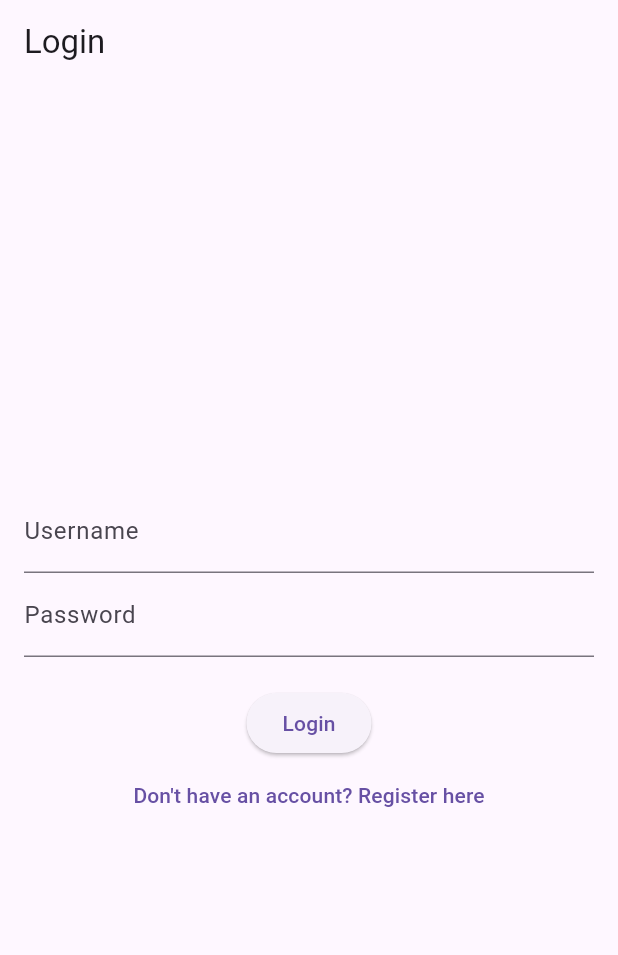
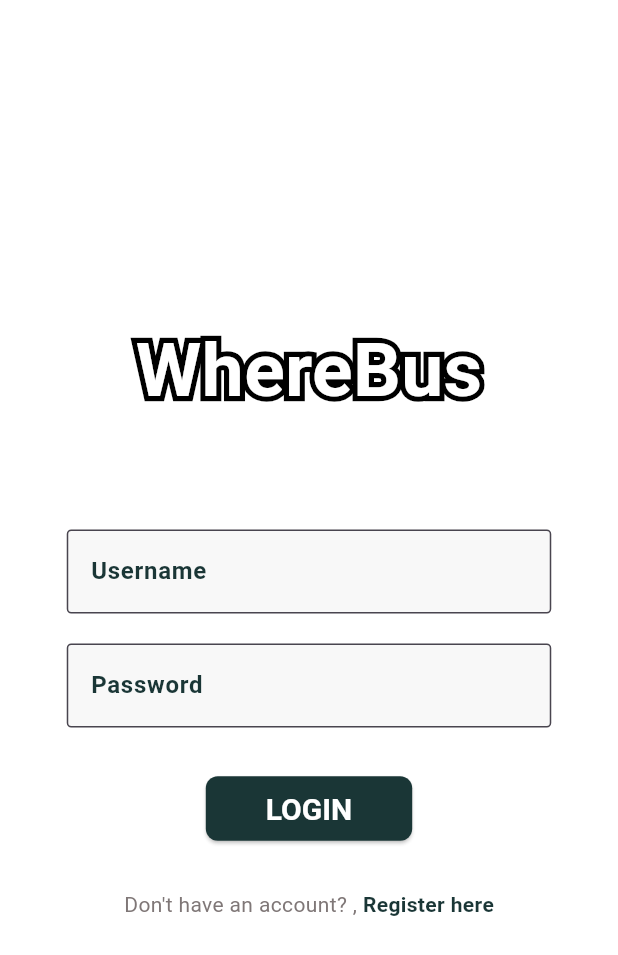
Before and after one commit to Paxius025/WhereBus_app, a Flutter app: the screen it shows after launch, on a phone screen of 412 x 824 dp. Shown: the top 955 px of the screen. Run offline on Flutter 3.47's test engine with Material 3 defaults, Android fonts, the phone set to English and light mode, and no system bars; drawn by our look-alikes of stroke_text; our stand-ins replace flutter_map, geolocator, latlong2.

Commit message:
style login page

```diff
--- a/lib/screens/login_screen.dart
+++ b/lib/screens/login_screen.dart
@@ -2,6 +2,7 @@ import 'package:flutter/material.dart';
 import 'package:wherebus_app/services/api_service.dart';
 import 'package:wherebus_app/screens/main_screen.dart';
 import 'package:wherebus_app/screens/register_screen.dart'; // Import Register Screen
+import 'package:stroke_text/stroke_text.dart'; // Import stroke_text เพื่อใช้สร้างกรอบตัวอักษร
 
 class LoginScreen extends StatefulWidget {
   const LoginScreen({super.key});
@@ -31,15 +32,13 @@ class _LoginScreenState extends State<LoginScreen> {
       );
 
       if (response['status'] == 'success') {
-        // ตรวจสอบค่า role ว่าเป็น driver หรือ user
         String role = response['role'];
 
-        // แสดง MainScreen ตาม role ที่ได้รับจาก API
         Navigator.pushReplacement(
           context,
           MaterialPageRoute(
             builder: (context) => MainScreen(
-              role: role, // ส่ง role ที่ได้รับไปยัง MainScreen
+              role: role,
               userId: response['user_id'],
               username: _usernameController.text,
             ),
@@ -64,27 +63,85 @@ class _LoginScreenState extends State<LoginScreen> {
   @override
   Widget build(BuildContext context) {
     return Scaffold(
-      appBar: AppBar(title: const Text('Login')),
-      body: Padding(
-        padding: const EdgeInsets.all(16.0),
+      backgroundColor: Colors.white,
+      body: Center(
+        child: SingleChildScrollView(
+          child: Padding(
+            padding:
+                const EdgeInsets.symmetric(horizontal: 16.0, vertical: 50.0),
             child: Column(
               mainAxisAlignment: MainAxisAlignment.center,
               children: [
+                // ครึ่งบนแสดง WhereBus
+                Center(
+                  child: StrokeText(
+                    text: 'WhereBus',
+                    textStyle: const TextStyle(
+                      fontSize: 50,
+                      fontWeight: FontWeight.bold,
+                      color: Colors.white,
+                    ),
+                    strokeColor: Colors.black,
+                    strokeWidth: 7,
+                  ),
+                ),
+                const SizedBox(height: 70),
+                // ครึ่งล่างเป็นส่วนของการกรอกข้อมูล
+                FractionallySizedBox(
+                  widthFactor: 0.85, // ให้ช่องกรอกอยู่ตรงกลาง 85% ของหน้าจอ
+                  child: Column(
+                    children: [
                       TextField(
                         controller: _usernameController,
-              decoration: const InputDecoration(labelText: 'Username'),
+                        decoration: InputDecoration(
+                          labelText: 'Username',
+                          labelStyle: const TextStyle(
+                            color: Color(0xFF1A3636),
+                            fontWeight: FontWeight.bold,
                           ),
+                          filled: true,
+                          fillColor: const Color(0xFF7F7777).withOpacity(0.05),
+                          border: OutlineInputBorder(
+                            borderRadius: BorderRadius.circular(3),
+                          ),
+                        ),
+                      ),
+                      const SizedBox(height: 20),
                       TextField(
                         controller: _passwordController,
-              decoration: const InputDecoration(labelText: 'Password'),
+                        decoration: InputDecoration(
+                          labelText: 'Password',
+                          labelStyle: const TextStyle(
+                            color: Color(0xFF1A3636),
+                            fontWeight: FontWeight.bold,
+                          ),
+                          filled: true,
+                          fillColor: const Color(0xFF7F7777).withOpacity(0.05),
+                          border: OutlineInputBorder(
+                            borderRadius: BorderRadius.circular(3),
+                          ),
+                        ),
                         obscureText: true,
                       ),
-            const SizedBox(height: 20),
+                      const SizedBox(height: 30),
                       _isLoading
                           ? const CircularProgressIndicator()
                           : ElevatedButton(
                               onPressed: _login,
-                    child: const Text('Login'),
+                              style: ElevatedButton.styleFrom(
+                                backgroundColor: const Color(0xFF1A3636),
+                                foregroundColor: Colors.white,
+                                padding: const EdgeInsets.symmetric(
+                                    horizontal: 40, vertical: 10),
+                                textStyle: const TextStyle(
+                                  fontSize: 20,
+                                  fontWeight: FontWeight.bold,
+                                ),
+                                shape: RoundedRectangleBorder(
+                                  borderRadius: BorderRadius.circular(8),
+                                ),
+                              ),
+                              child: const Text('LOGIN'),
                             ),
                       if (_errorMessage.isNotEmpty)
                         Padding(
@@ -94,19 +151,41 @@ class _LoginScreenState extends State<LoginScreen> {
                             style: const TextStyle(color: Colors.red),
                           ),
                         ),
-            // เพิ่มปุ่มสำหรับลิงก์ไปยังหน้าสมัครสมาชิก
-            TextButton(
-              onPressed: () {
+                      const SizedBox(height: 30),
+                      Row(
+                        mainAxisAlignment: MainAxisAlignment.center,
+                        children: [
+                          Text(
+                            "Don't have an account? ,",
+                            style: const TextStyle(
+                              color: Color(0xFF7F7777),
+                            ),
+                          ),
+                          GestureDetector(
+                            onTap: () {
                               Navigator.push(
                                 context,
                                 MaterialPageRoute(
-                      builder: (context) =>
-                          RegisterScreen()), // ไปยังหน้า RegisterScreen
+                                  builder: (context) => const RegisterScreen(),
+                                ),
                               );
                             },
-              child: const Text('Don\'t have an account? Register here'),
+                            child: const Text(
+                              " Register here",
+                              style: TextStyle(
+                                color: Color(0xFF1A3636),
+                                fontWeight: FontWeight.bold,
+                              ),
+                            ),
                           ),
                         ],
+                      ),
+                    ],
+                  ),
+                ),
+              ],
+            ),
+          ),
         ),
       ),
     );
--- a/pubspec.yaml
+++ b/pubspec.yaml
@@ -34,6 +34,7 @@ dependencies:
   flutter_map: ^4.0.0
   latlong2: ^0.8.1
   geolocator: ^9.0.0
+  stroke_text: any
   # The following adds the Cupertino Icons font to your application.
   # Use with the CupertinoIcons class for iOS style icons.
   cupertino_icons: ^1.0.8
```
Also changed, not shown: pubspec.lock. Lines whose indentation alone changed are shown as unchanged.
